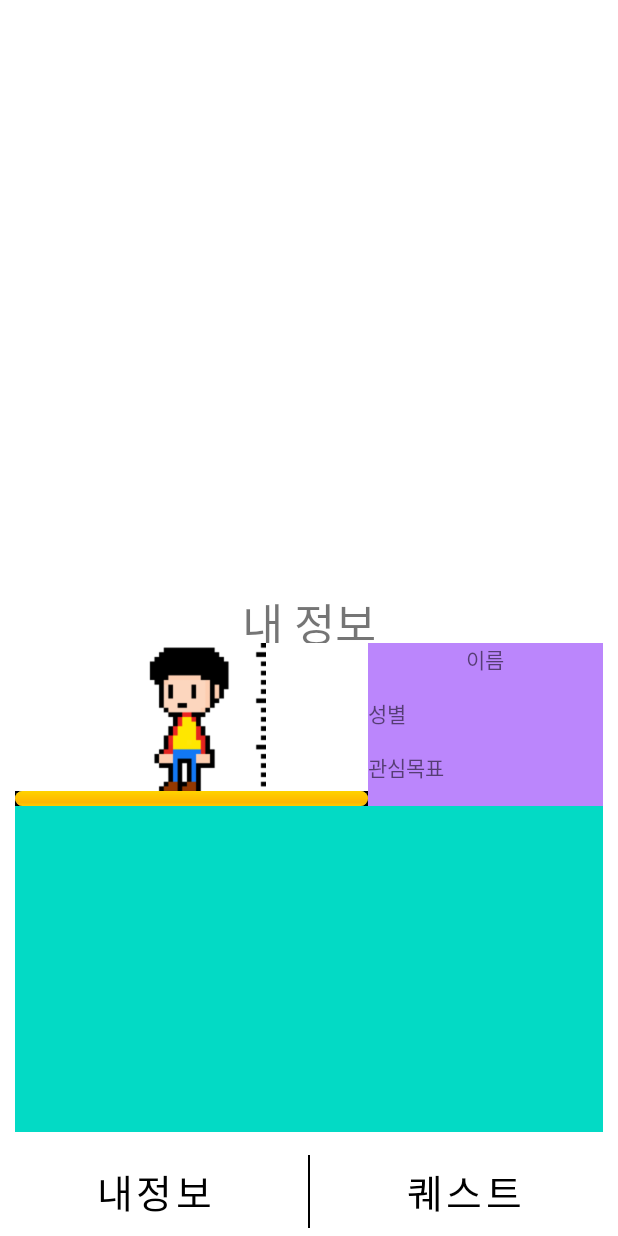
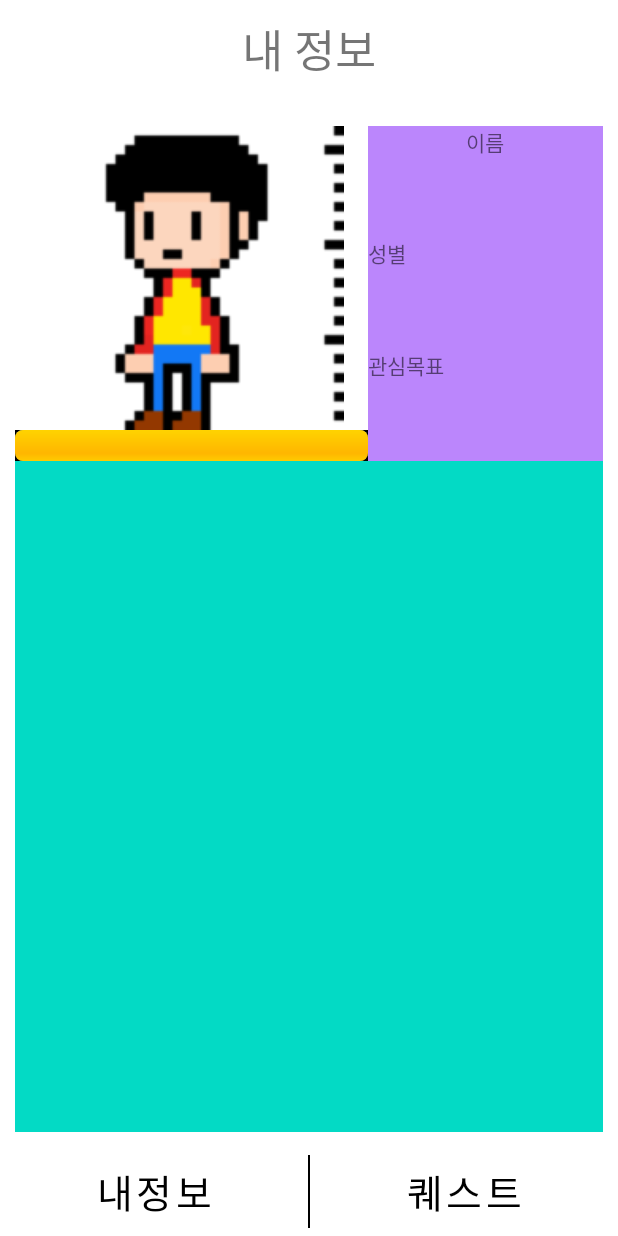
Before and after one commit to Aierse/Capstone4_1, an Android app: the screen it shows after launch (MainActivity), after a tap on "내정보", on a phone screen of 412 x 824 dp. Run offline under Robolectric (Android 15) with nearby library versions, the phone set to English and light mode, and no system bars.

Commit message:
수정 - 동작 감지 및 뒤로가기추가

```diff
--- a/app/src/main/java/com/example/capstone4_1/MainActivity.kt
+++ b/app/src/main/java/com/example/capstone4_1/MainActivity.kt
@@ -9,8 +9,7 @@
 import android.widget.Toast
 import androidx.appcompat.app.AppCompatActivity
 import androidx.fragment.app.Fragment
-import com.example.capstone4_1.R.layout.activity_my_info
-import com.example.capstone4_1.R.layout.activity_quest_screen
+import com.example.capstone4_1.R.layout.*
 import com.example.capstone4_1.databinding.ActivityMainBinding
 
 
@@ -22,10 +21,16 @@
         binding = ActivityMainBinding.inflate(layoutInflater)
         setContentView(binding.root)
 
+        //최초실행 프래그먼트(앱 실행시 출력되는 화면)
+        setFrag(0)
+
+        //퀘스트 읽기 리스트 동작
         val Adapter = QuestAdapter(this, Character.QuestList)
         val listview = findViewById<View>(R.id.mainList) as ListView
         listview.adapter = Adapter
 
+
+        //퀘스트 선택 감지 동작 (현재는 퀘스트 이름이 출력이 되는 코드)
         listview.onItemClickListener =
             AdapterView.OnItemClickListener { parent, view, position, id ->
 
@@ -33,20 +38,19 @@
                 selectItem.Qname
                 toast(selectItem.Qname)
             }
-        binding.btnFrag1.setOnClickListener {
-            setFrag(0)
-            binding.mainList.setVisibility(View.INVISIBLE)
-        }
+
+        //메뉴버튼 클릭 감지
+        binding.btnFrag1.setOnClickListener { setFrag(1) }
         binding.btnFrag2.setOnClickListener {
-            binding.mainList.setVisibility(View.VISIBLE)
-            setFrag(1)
+            setFrag(2)
             /* 퀘스트페이지  화면 전환으로 실행 코드 (필요시 활성화 예정)
             val intent = Intent(this, QuestScreen::class.java)
             startActivity(intent)*/
         }
+
     }
 
-    //토스트 메시지 사용법 -->  기본값 String toast("내용")  형변환 예시 --> 변수.toString()
+    //토스트 메시지 사용법 -->  기본값 String toast("내용")  형변환 예시 --> toast(변수.toString())
     private fun toast(message: String) {
         var toast: Toast? = null
         // 토스트 메서드
@@ -56,20 +60,37 @@
         toast?.show()
     }
 
+    //감지된 화면 번호 받아서 프래그먼트 매니저로 처리하는 곳
     private fun setFrag(fragnum: Int) {
 
         val ft = supportFragmentManager.beginTransaction()
 
         when (fragnum) {
             0 -> {
-                ft.replace(R.id.mainFrag, MyInfoFragment()).commit()
+                ft.replace(R.id.mainFrag, MainScreenFragment()).addToBackStack(null).commit()
+                binding.mainList.setVisibility(View.VISIBLE)
             }
             1 -> {
-                ft.replace(R.id.mainFrag, QuestScreenFragment()).commit()
+                ft.replace(R.id.mainFrag, MyInfoFragment()).addToBackStack(null).commit()
+                binding.mainList.setVisibility(View.GONE)
+            }
+            2 -> {
+                ft.replace(R.id.mainFrag, QuestScreenFragment()).addToBackStack(null).commit()
+                binding.mainList.setVisibility(View.GONE)
             }
         }
+    }
 
-
+    //프래그먼트별 동작
+    class MainScreenFragment : Fragment() {
+        override fun onCreateView(
+            inflater: LayoutInflater,
+            container: ViewGroup?,
+            savedInstanceState: Bundle?
+        ): View? {
+            val view = inflater.inflate(activity_main_screen, container, false)
+            return view
+        }
     }
 
     class MyInfoFragment : Fragment() {
@@ -93,4 +114,5 @@
             return view
         }
     }
+
 }
```
